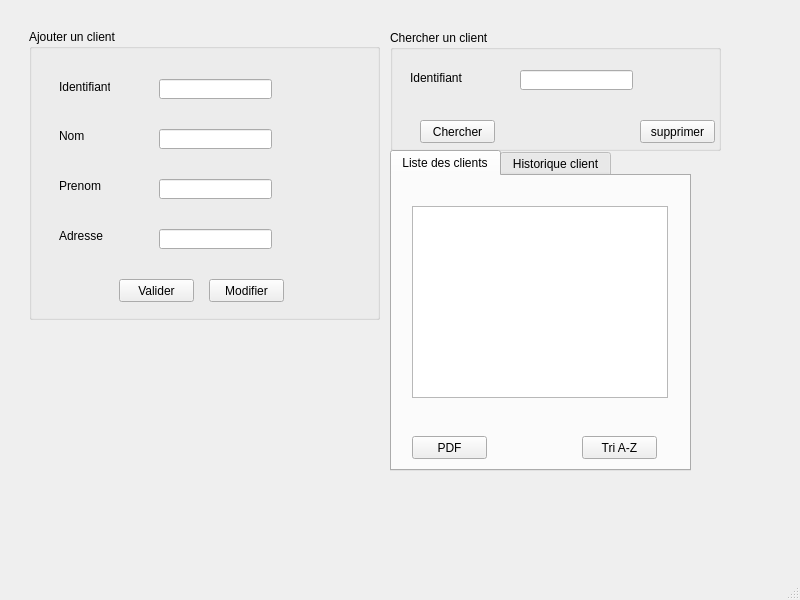
zeinab2001/Projet_CPP, file mainwindow.ui: the form before one commit.
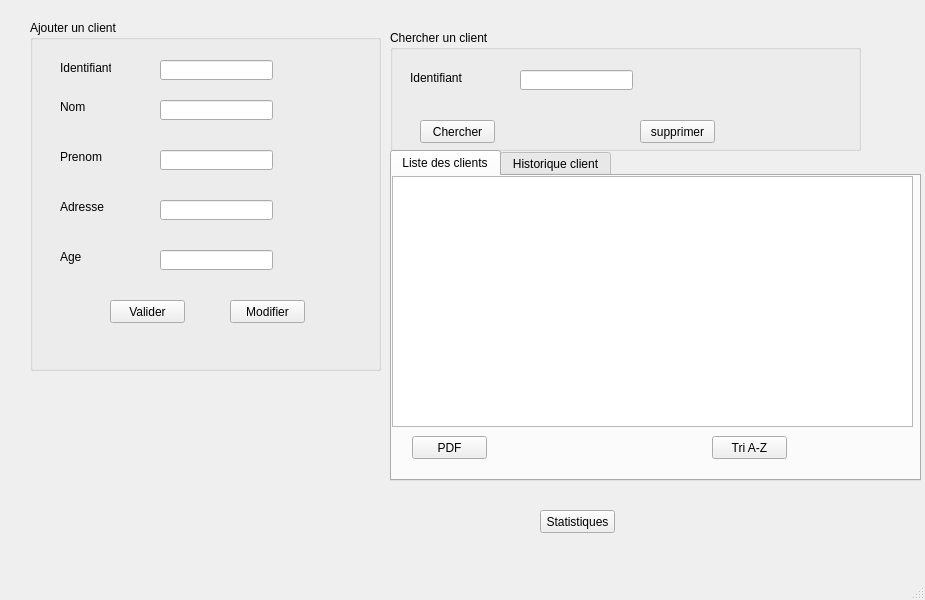
The form after the commit. Custom widgets are drawn as their Qt base class.

What changed in the file:
```diff
--- a/mainwindow.ui
+++ b/mainwindow.ui
@@ -6,7 +6,7 @@
    <rect>
     <x>0</x>
     <y>0</y>
-    <width>800</width>
+    <width>925</width>
     <height>600</height>
    </rect>
   </property>
@@ -17,10 +17,10 @@
    <widget class="QGroupBox" name="groupBox">
     <property name="geometry">
      <rect>
-      <x>29</x>
-      <y>29</y>
+      <x>30</x>
+      <y>20</y>
       <width>351</width>
-      <height>291</height>
+      <height>351</height>
      </rect>
     </property>
     <property name="title">
@@ -30,7 +30,7 @@
      <property name="geometry">
       <rect>
        <x>30</x>
-       <y>50</y>
+       <y>40</y>
        <width>51</width>
        <height>16</height>
       </rect>
@@ -43,7 +43,7 @@
      <property name="geometry">
       <rect>
        <x>30</x>
-       <y>100</y>
+       <y>80</y>
        <width>47</width>
        <height>14</height>
       </rect>
@@ -56,7 +56,7 @@
      <property name="geometry">
       <rect>
        <x>30</x>
-       <y>150</y>
+       <y>130</y>
        <width>47</width>
        <height>14</height>
       </rect>
@@ -69,7 +69,7 @@
      <property name="geometry">
       <rect>
        <x>30</x>
-       <y>200</y>
+       <y>180</y>
        <width>47</width>
        <height>14</height>
       </rect>
@@ -82,7 +82,7 @@
      <property name="geometry">
       <rect>
        <x>130</x>
-       <y>50</y>
+       <y>40</y>
        <width>113</width>
        <height>20</height>
       </rect>
@@ -92,7 +92,7 @@
      <property name="geometry">
       <rect>
        <x>130</x>
-       <y>100</y>
+       <y>80</y>
        <width>113</width>
        <height>20</height>
       </rect>
@@ -102,7 +102,7 @@
      <property name="geometry">
       <rect>
        <x>130</x>
-       <y>150</y>
+       <y>130</y>
        <width>113</width>
        <height>20</height>
       </rect>
@@ -112,7 +112,7 @@
      <property name="geometry">
       <rect>
        <x>130</x>
-       <y>200</y>
+       <y>180</y>
        <width>113</width>
        <height>20</height>
       </rect>
@@ -121,8 +121,8 @@
     <widget class="QPushButton" name="bt_ajouter">
      <property name="geometry">
       <rect>
-       <x>90</x>
-       <y>250</y>
+       <x>80</x>
+       <y>280</y>
        <width>75</width>
        <height>23</height>
       </rect>
@@ -134,8 +134,8 @@
     <widget class="QPushButton" name="bt_id_modif">
      <property name="geometry">
       <rect>
-       <x>180</x>
-       <y>250</y>
+       <x>200</x>
+       <y>280</y>
        <width>75</width>
        <height>23</height>
       </rect>
@@ -144,13 +144,36 @@
       <string>Modifier</string>
      </property>
     </widget>
+    <widget class="QLineEdit" name="lineEdit_age">
+     <property name="geometry">
+      <rect>
+       <x>130</x>
+       <y>230</y>
+       <width>113</width>
+       <height>20</height>
+      </rect>
+     </property>
+    </widget>
+    <widget class="QLabel" name="label_6">
+     <property name="geometry">
+      <rect>
+       <x>30</x>
+       <y>230</y>
+       <width>47</width>
+       <height>14</height>
+      </rect>
+     </property>
+     <property name="text">
+      <string>Age</string>
+     </property>
+    </widget>
    </widget>
    <widget class="QGroupBox" name="groupBox_2">
     <property name="geometry">
      <rect>
       <x>390</x>
       <y>30</y>
-      <width>331</width>
+      <width>471</width>
       <height>121</height>
      </rect>
     </property>
@@ -212,8 +235,8 @@
      <rect>
       <x>390</x>
       <y>150</y>
-      <width>301</width>
-      <height>321</height>
+      <width>531</width>
+      <height>331</height>
      </rect>
     </property>
     <property name="currentIndex">
@@ -239,7 +262,7 @@
      <widget class="QPushButton" name="pushButton_7">
       <property name="geometry">
        <rect>
-        <x>190</x>
+        <x>320</x>
         <y>260</y>
         <width>75</width>
         <height>23</height>
@@ -252,10 +275,10 @@
      <widget class="QTableView" name="tab_client">
       <property name="geometry">
        <rect>
-        <x>20</x>
-        <y>30</y>
-        <width>256</width>
-        <height>192</height>
+        <x>0</x>
+        <y>0</y>
+        <width>521</width>
+        <height>251</height>
        </rect>
       </property>
      </widget>
@@ -266,6 +289,29 @@
      </attribute>
     </widget>
    </widget>
+   <widget class="QPushButton" name="pushButton">
+    <property name="geometry">
+     <rect>
+      <x>540</x>
+      <y>510</y>
+      <width>75</width>
+      <height>23</height>
+     </rect>
+    </property>
+    <property name="text">
+     <string>Statistiques</string>
+    </property>
+   </widget>
+   <widget class="QCustomPlot" name="customplot" native="true">
+    <property name="geometry">
+     <rect>
+      <x>29</x>
+      <y>379</y>
+      <width>351</width>
+      <height>161</height>
+     </rect>
+    </property>
+   </widget>
   </widget>
   <widget class="QMenuBar" name="menubar">
    <property name="geometry">
@@ -279,6 +325,14 @@
   </widget>
   <widget class="QStatusBar" name="statusbar"/>
  </widget>
+ <customwidgets>
+  <customwidget>
+   <class>QCustomPlot</class>
+   <extends>QWidget</extends>
+   <header>qcustomplot.h</header>
+   <container>1</container>
+  </customwidget>
+ </customwidgets>
  <resources/>
  <connections/>
 </ui>
```
Left out of the diff: 6 changed lines with no effect on the pictures.
